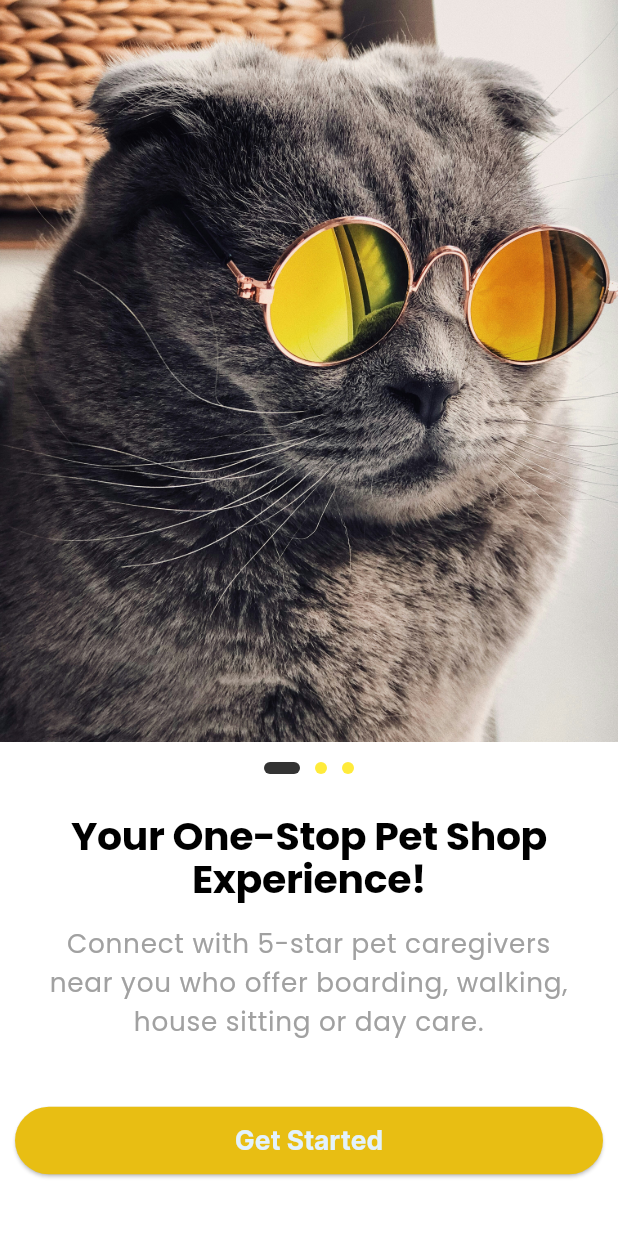
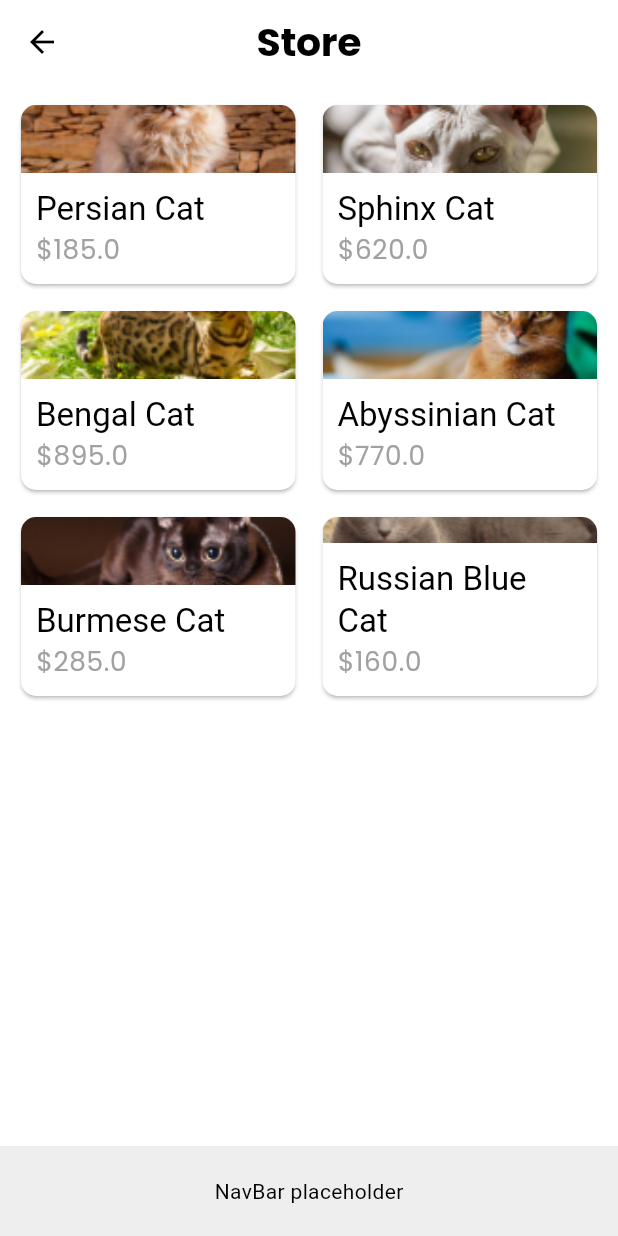
Before and after one commit to MexlTuba/pet_shop_app, a Flutter app: the screen it shows after launch, after a tap on "Get Started", on a phone screen of 412 x 824 dp. Run offline on Flutter 3.47's test engine with Material 3 defaults, Android fonts, the phone set to English and light mode, and no system bars.

Commit message:
basic catalog screen

```diff
--- a/lib/main.dart
+++ b/lib/main.dart
@@ -27,7 +27,7 @@ class MyApp extends StatelessWidget {
         initialRoute: '/',
         routes: {
           Routes.splashScreen: (ctx) => SplashScreen(),
-          // Routes.catalogScreen: (ctx) => CatalogScreen(),
+          Routes.catalogScreen: (ctx) => CatalogScreen(),
           // Routes.petDetailScreen: (ctx) => PetDetailScreen(),
           // Routes.cartScreen: (ctx) => CartScreen(),
         },
--- a/lib/providers/pet_provider.dart
+++ b/lib/providers/pet_provider.dart
@@ -9,7 +9,7 @@ class PetProvider with ChangeNotifier {
         id: '1',
         name: 'Persian Cat',
         breed: 'Persian',
-        price: 85.0,
+        price: 185.0,
         location: 'Cebu',
         distance: '5km',
         weight: 3.5,
@@ -20,7 +20,7 @@ class PetProvider with ChangeNotifier {
         id: '2',
         name: 'Sphinx Cat',
         breed: 'Sphinx',
-        price: 60.0,
+        price: 620.0,
         location: 'Tambuli',
         distance: '50km',
         weight: 30.5,
@@ -31,7 +31,7 @@ class PetProvider with ChangeNotifier {
         id: '3',
         name: 'Bengal Cat',
         breed: 'Bengal',
-        price: 85.0,
+        price: 895.0,
         location: 'Valenzuela',
         distance: '599km',
         weight: 33.5,
@@ -42,7 +42,7 @@ class PetProvider with ChangeNotifier {
         id: '4',
         name: 'Abyssinian Cat',
         breed: 'Abyssinian',
-        price: 60.0,
+        price: 770.0,
         location: 'Queens',
         distance: '555km',
         weight: 344.5,
@@ -53,7 +53,7 @@ class PetProvider with ChangeNotifier {
         id: '5',
         name: 'Burmese Cat',
         breed: 'Burmese',
-        price: 85.0,
+        price: 285.0,
         location: 'Zapatera',
         distance: '55km',
         weight: 31.5,
@@ -64,7 +64,7 @@ class PetProvider with ChangeNotifier {
         id: '6',
         name: 'Russian Blue Cat',
         breed: 'Russian Blue',
-        price: 60.0,
+        price: 160.0,
         location: 'Escario',
         distance: '15km',
         weight: 43.5,
--- a/lib/screens/catalog_screen.dart
+++ b/lib/screens/catalog_screen.dart
@@ -0,0 +1,40 @@
+import 'package:flutter/material.dart';
+import 'package:provider/provider.dart';
+import '../providers/pet_provider.dart';
+import '../widgets/pet_card.dart'; // Assuming you have a PetCard widget
+
+class CatalogScreen extends StatelessWidget {
+  @override
+  Widget build(BuildContext context) {
+    // Access the pet data from the PetProvider
+    final petData = Provider.of<PetProvider>(context);
+    final pets = petData.pets;
+
+    return Scaffold(
+      appBar: AppBar(
+        title: Text('Store', style: Theme.of(context).textTheme.headline1),
+        backgroundColor: Colors.transparent, // Assuming a transparent app bar
+        elevation: 0,
+        centerTitle: true,
+      ),
+      body: GridView.builder(
+        padding: const EdgeInsets.all(10),
+        itemCount: pets.length,
+        itemBuilder: (ctx, i) => PetCard(
+            pet: pets[i]), // PetCard is a custom widget for displaying each pet
+        gridDelegate: SliverGridDelegateWithFixedCrossAxisCount(
+          crossAxisCount: 2, // Number of columns
+          childAspectRatio: 3 / 2, // Aspect ratio of each grid card
+          crossAxisSpacing: 10, // Horizontal space between cards
+          mainAxisSpacing: 10, // Vertical space between cards
+        ),
+      ),
+      // Placeholder for the nav bar, to be replaced with the actual NavBar widget
+      bottomNavigationBar: Container(
+        color: Colors.grey[200], // Temporary color for the placeholder
+        height: 60, // Temporary height for the placeholder
+        child: Center(child: Text('NavBar placeholder')),
+      ),
+    );
+  }
+}
--- a/lib/widgets/navbar.dart
+++ b/lib/widgets/navbar.dart
@@ -0,0 +1,34 @@
+import 'package:flutter/material.dart';
+
+class NavBar extends StatelessWidget {
+  final int selectedIndex;
+  final Function(int) onItemSelected;
+
+  const NavBar({
+    Key? key,
+    required this.selectedIndex,
+    required this.onItemSelected,
+  }) : super(key: key);
+
+  @override
+  Widget build(BuildContext context) {
+    return BottomNavigationBar(
+      items: const <BottomNavigationBarItem>[
+        BottomNavigationBarItem(
+          icon: Icon(Icons.home),
+          label: 'Home',
+        ),
+        BottomNavigationBarItem(
+          icon: Icon(Icons.shopping_cart),
+          label: 'Cart',
+        ),
+        // Add more items for each tab if necessary
+      ],
+      currentIndex: selectedIndex,
+      selectedItemColor: Theme.of(context)
+          .colorScheme
+          .secondary, // Use the secondary color from your theme
+      onTap: onItemSelected,
+    );
+  }
+}
--- a/lib/widgets/pet_card.dart
+++ b/lib/widgets/pet_card.dart
@@ -0,0 +1,40 @@
+import 'package:flutter/material.dart';
+import '../models/pet.dart';
+
+class PetCard extends StatelessWidget {
+  final Pet pet;
+
+  const PetCard({required this.pet});
+
+  @override
+  Widget build(BuildContext context) {
+    return Card(
+      clipBehavior: Clip.antiAlias,
+      shape: RoundedRectangleBorder(
+        borderRadius: BorderRadius.circular(10),
+      ),
+      child: Column(
+        crossAxisAlignment: CrossAxisAlignment.stretch,
+        children: [
+          Expanded(
+            child: Image.asset(
+              pet.imageUrl,
+              fit: BoxFit.cover,
+            ),
+          ),
+          Padding(
+            padding: EdgeInsets.all(10),
+            child: Column(
+              crossAxisAlignment: CrossAxisAlignment.start,
+              children: [
+                Text(pet.name, style: Theme.of(context).textTheme.headline6),
+                Text('\$${pet.price}',
+                    style: Theme.of(context).textTheme.bodyText1),
+              ],
+            ),
+          ),
+        ],
+      ),
+    );
+  }
+}
```
